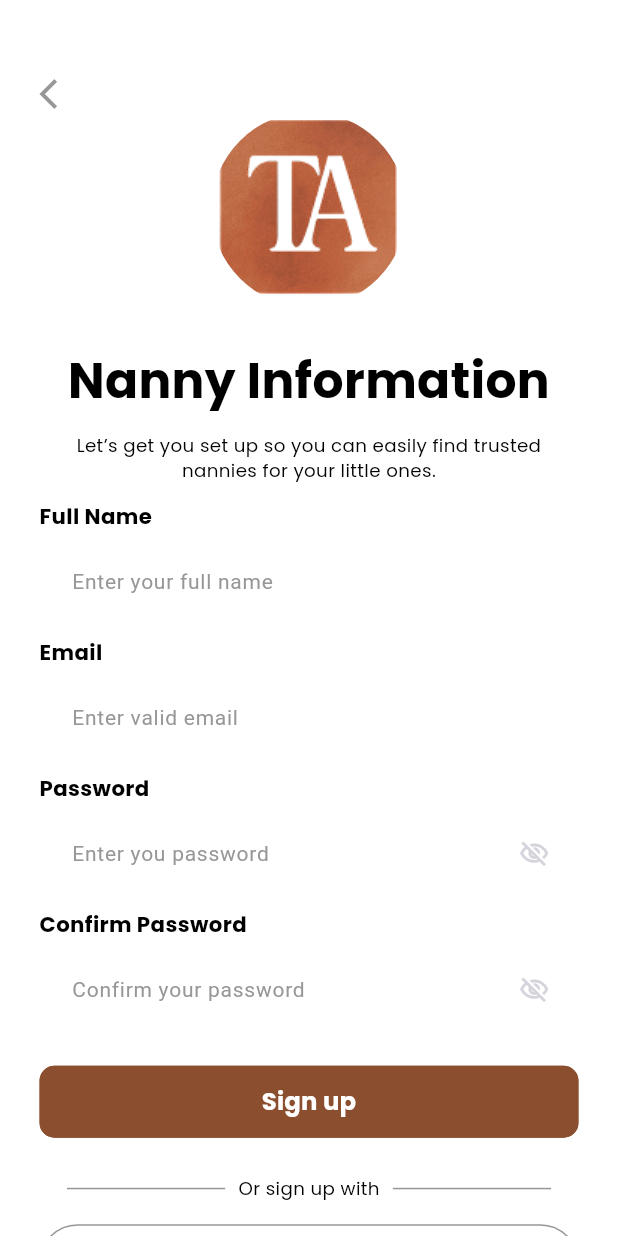
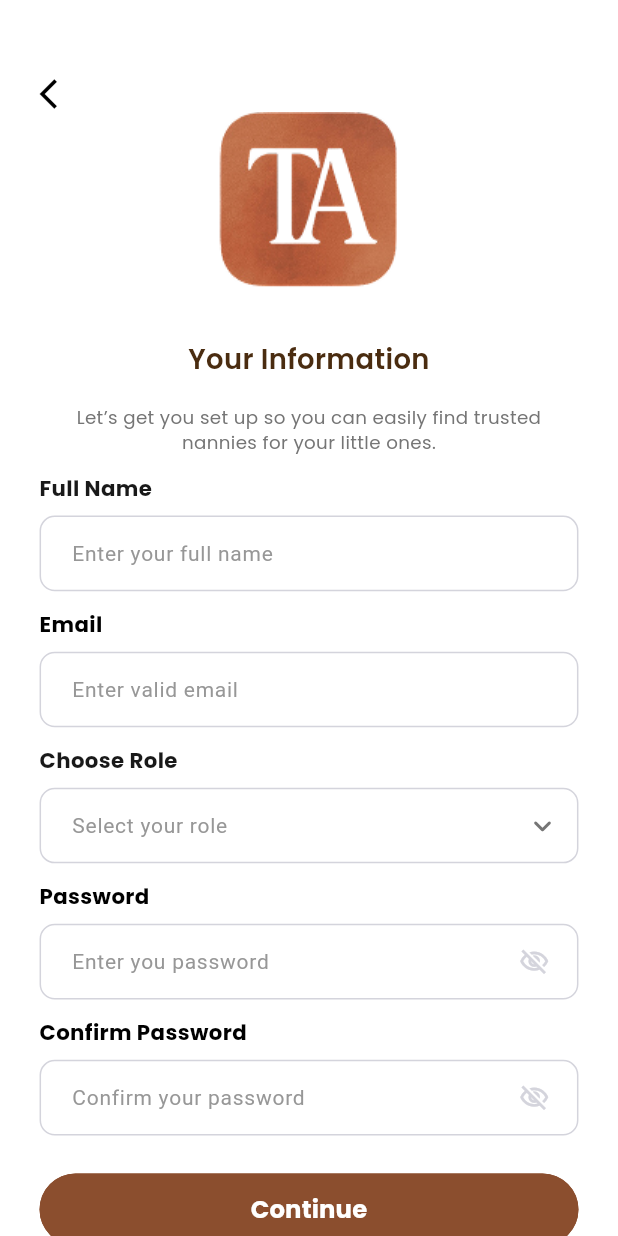
Before and after one commit to Chironjit598/tasaneed, a Flutter app: the SignUpScreen screen opened by its route, on a phone screen of 412 x 824 dp. Run offline on Flutter 3.47's test engine with Material 3 defaults, Android fonts, the light colour scheme and no system bars; our stand-ins replace cached_network_image, carousel_slider, dio, dotted_border, flutter_dotenv, flutter_html and 12 more; missing offline and left inert: dart:ffi; accounts and stored records are empty; network calls fail.

Commit message:
complete sign up feature

```diff
--- a/lib/features/auth/sign in/presentation/controller/sign_in_controller.dart
+++ b/lib/features/auth/sign in/presentation/controller/sign_in_controller.dart
@@ -12,6 +12,7 @@ class SignInController extends GetxController {
   bool isLoading = false;
 
   bool isRemember=false;
+
 
   /// Sign in form key , help for Validation
   final formKey = GlobalKey<FormState>();
--- a/lib/features/auth/sign in/presentation/widgets/continue_with_google.dart
+++ b/lib/features/auth/sign in/presentation/widgets/continue_with_google.dart
@@ -17,8 +17,8 @@ class ContinueWithGoogle extends StatelessWidget {
       width: double.infinity,
       decoration: BoxDecoration(
         color: AppColors.white,
-        borderRadius: BorderRadius.circular(60.r),
-        border: Border.all(color: AppColors.textFiledColor)
+        borderRadius: BorderRadius.circular(12.r),
+        border: Border.all(color: AppColors.normalGray2)
       ),
 
       child: Row(
--- a/lib/features/auth/sign up/presentation/controller/sign_up_controller.dart
+++ b/lib/features/auth/sign up/presentation/controller/sign_up_controller.dart
@@ -42,6 +42,11 @@ class SignUpController extends GetxController {
   TextEditingController emailController = TextEditingController(
     text: kDebugMode ? "developernaimul00@gmail.com" : '',
   );
+
+
+  TextEditingController chooseRoleController = TextEditingController(
+
+  );
   TextEditingController passwordController = TextEditingController(
     text: kDebugMode ? 'hello123' : '',
   );
@@ -52,8 +57,27 @@ class SignUpController extends GetxController {
     text: kDebugMode ? '1865965581' : '',
   );
   TextEditingController otpController = TextEditingController(
-    text: kDebugMode ? '123456' : '',
+    text: kDebugMode ? '1234' : '',
   );
+
+
+  var selectedRole = '';
+
+  List roleList = [
+
+    "User / Collector",
+    "Artist / Curator",
+    "Museum / Educational Institution",
+
+
+  ];
+
+  void changeChooseRole(String value) {
+    selectedRole = value;
+    chooseRoleController.text=value;
+    update();
+  }
+
 
   @override
   void dispose() {
--- a/lib/features/auth/sign up/presentation/screen/sign_up_screen.dart
+++ b/lib/features/auth/sign up/presentation/screen/sign_up_screen.dart
@@ -42,40 +42,38 @@ class SignUpScreen extends StatelessWidget {
                     },
                     child: Icon(
                       Icons.arrow_back_ios,
-                      color: AppColors.textFiledColor,
+                      color: AppColors.black,
                     ),
                   ).start,
 
 
 
                   Center(
-                    child: ClipOval(
-                      child: SizedBox(
-                        height: 130,
-                        width: 130,
                     child: CommonImage(
                       fill: BoxFit.cover,
+                      height: 120,
+                      width: 120,
                       imageSrc: AppImages.logo,
                     ).center,
                   ),
-                    ),
-                  ),
 
-                  25.height,
+                  32.height,
 
                   CommonText(
 
-                      fontSize: 32,
-                      fontWeight: FontWeight.w700,
-                      text: AppString.nannyInformation),
+                      fontSize: 18,
+                      fontWeight: FontWeight.w600,
+                      color: AppColors.title2,
+                      text: AppString.yourInformation),
 
 
-                  12.height,
+                  16.height,
                   CommonText(
 
                       fontSize: 12,
                       fontWeight: FontWeight.w400,
                       maxLines: 2,
+                      color: AppColors.bodyClr,
                       text: AppString.nannyInformationDes),
 
 
@@ -87,37 +85,20 @@ class SignUpScreen extends StatelessWidget {
 
                   /// Submit Button Here
                   CommonButton(
-                    titleText: AppString.signUp,
+                    buttonRadius: 60,
+                    titleText: AppString.continuess,
                     isLoading: controller.isLoading,
                     onTap: controller.signUpUser,
                   ),
                   25.height,
 
-                  Row(
-                    mainAxisAlignment: MainAxisAlignment.center,
-                    children: [
-                      Container(
-                        height: 1,
-                        width: 96.w,
-                        color: AppColors.textFiledColor,
-                      ),
-
                   CommonText(
                       left: 8,
                       right: 8,
                       fontSize: 12,
+                      color: AppColors.bodyClr,
                       fontWeight: FontWeight.w400,
-                          text: AppString.orSignUpWith),
-
-
-
-                      Container(
-                        height: 1,
-                        width: 96.w,
-                        color: AppColors.textFiledColor,
-                      ),
-                    ],
-                  ),
+                      text: AppString.or),
 
                   15.height,
 
--- a/lib/features/auth/sign up/presentation/widget/sign_up_all_filed.dart
+++ b/lib/features/auth/sign up/presentation/widget/sign_up_all_filed.dart
@@ -5,6 +5,7 @@ import '../../../../../component/text/common_text.dart';
 import '../../../../../component/text_field/common_text_field.dart';
 import '../controller/sign_up_controller.dart';
 import '../../../../../utils/constants/app_colors.dart';
+import 'choose_role_bottomsheet.dart';
 
 
 class SignUpAllField extends StatelessWidget {
@@ -18,11 +19,14 @@ class SignUpAllField extends StatelessWidget {
       crossAxisAlignment: CrossAxisAlignment.start,
       children: [
         /// User Name here
-        const CommonText(
+         CommonText(
             fontSize: 14,
+            color: AppColors.titleColor,
             fontWeight: FontWeight.w700,
             text: AppString.fullName, bottom: 8, top: 12),
         CommonTextField(
+          borderColor: AppColors.normalGray2,
+
 
           hintText: AppString.enterYourFullName,
           controller: controller.nameController,
@@ -32,13 +36,39 @@ class SignUpAllField extends StatelessWidget {
         /// User Email here
         const CommonText(
             fontSize: 14,
+
             fontWeight: FontWeight.w700,
             text: AppString.email, bottom: 8, top: 12),
         CommonTextField(
+          borderColor: AppColors.normalGray2,
           controller: controller.emailController,
 
           hintText: AppString.enterValidEmail,
           validator: OtherHelper.emailValidator,
+        ),
+
+
+        /// User Name here
+        CommonText(
+            fontSize: 14,
+            color: AppColors.titleColor,
+            fontWeight: FontWeight.w700,
+            text: AppString.chooseRole, bottom: 8, top: 12),
+        CommonTextField(
+          suffixIcon: InkWell(
+            onTap: (){
+              chooseRoleBottomSheet(context);
+            },
+            child: Icon(
+                color: AppColors.bodyClr,
+                Icons.keyboard_arrow_down_rounded),
+          ),
+          borderColor: AppColors.normalGray2,
+
+
+          hintText: AppString.selectYourRole,
+          controller: controller.chooseRoleController,
+          validator: OtherHelper.validator,
         ),
 
         /// User Password here
@@ -47,6 +77,8 @@ class SignUpAllField extends StatelessWidget {
             fontWeight: FontWeight.w700,
             text: AppString.password, bottom: 8, top: 12),
         CommonTextField(
+          borderColor: AppColors.normalGray2,
+
           controller: controller.passwordController,
 
           isPassword: true,
@@ -60,6 +92,8 @@ class SignUpAllField extends StatelessWidget {
             fontWeight: FontWeight.w700,
             text: AppString.confirmPassword, bottom: 8, top: 12),
         CommonTextField(
+          borderColor: AppColors.normalGray2,
+
           controller: controller.confirmPasswordController,
 
           isPassword: true,
--- a/lib/features/onboarding_screen/widgets/custom_bottom_sheet.dart
+++ b/lib/features/onboarding_screen/widgets/custom_bottom_sheet.dart
@@ -22,7 +22,7 @@ class CustomBottomSheet extends StatelessWidget {
   Widget build(BuildContext context) {
     return Container(
       width: double.maxFinite,
-      height: 370.h,
+      height: 372.h,
       decoration: const BoxDecoration(
         color: Colors.white,
         borderRadius: BorderRadius.only(
--- a/lib/utils/constants/app_string.dart
+++ b/lib/utils/constants/app_string.dart
@@ -11,6 +11,7 @@ class AppString {
   static const String areYouSure = "Are you sure";
   static const String enterYouPassword = "Enter you password";
   static const String enterYourFullName = "Enter your full name";
+  static const String selectYourRole = "Select your role";
   static const String enterYourName = "Enter your name";
   static const String cancel = "Cancel";
   static const String cancelBooking = "Cancel Booking";
@@ -41,6 +42,7 @@ class AppString {
   static const String password = "Password";
   static const String continues = "Continue";
   static const String email = "Email";
+  static const String chooseRole = "Choose Role";
   static const String codeHasBeenSendTo = "Code has been send to";
   static const String otpIsInValid = "Otp is inValid";
   static const String resendCode = "Resend Code";
@@ -60,6 +62,7 @@ class AppString {
   static const String remove = "Remove";
   static const String orLoginWith = "Or login with";
   static const String orSignUpWith = "Or sign up with";
+  static const String or = "Or";
   static const String signIn = "Sign in";
   static const String doNotHaveAccount = "Don’t have an account";
   static const String signUp = "Sign up";
@@ -242,6 +245,7 @@ class AppString {
   static const String enterCertifications = "Enter Certifications";
   static const String company = "Company";
   static const String position = "Position";
+  static const String continuess = "Continue";
   static const String submit = "Submit";
   static const String dayRate = "Day Rate";
   static const String monday = "Monday";
@@ -264,6 +268,7 @@ class AppString {
   static const String onboardingThreeTitle = "Showcase Your Own Art";
   static const String joinUs = "Join Us";
   static const String confirm = "Confirm";
+  static const String yourInformation = "Your Information";
 
   static const String onboardingDesOne = "Explore original artworks, curated collections, and rising talents from around the world — all in one place.";
   static const String onboardingDesTwo = "Support independent creators by purchasing or commissioning artwork with just a few taps.";
```
Also changed, not shown: lib/features/auth/sign in/presentation/screen/sign_in_screen.dart (+6 -40 lines), lib/features/auth/sign up/presentation/screen/verify_user.dart (+8 -12 lines), lib/features/auth/sign up/presentation/widget/choose_role_bottomsheet.dart (added, +136 -0 lines). Lines whose indentation alone changed are shown as unchanged.
